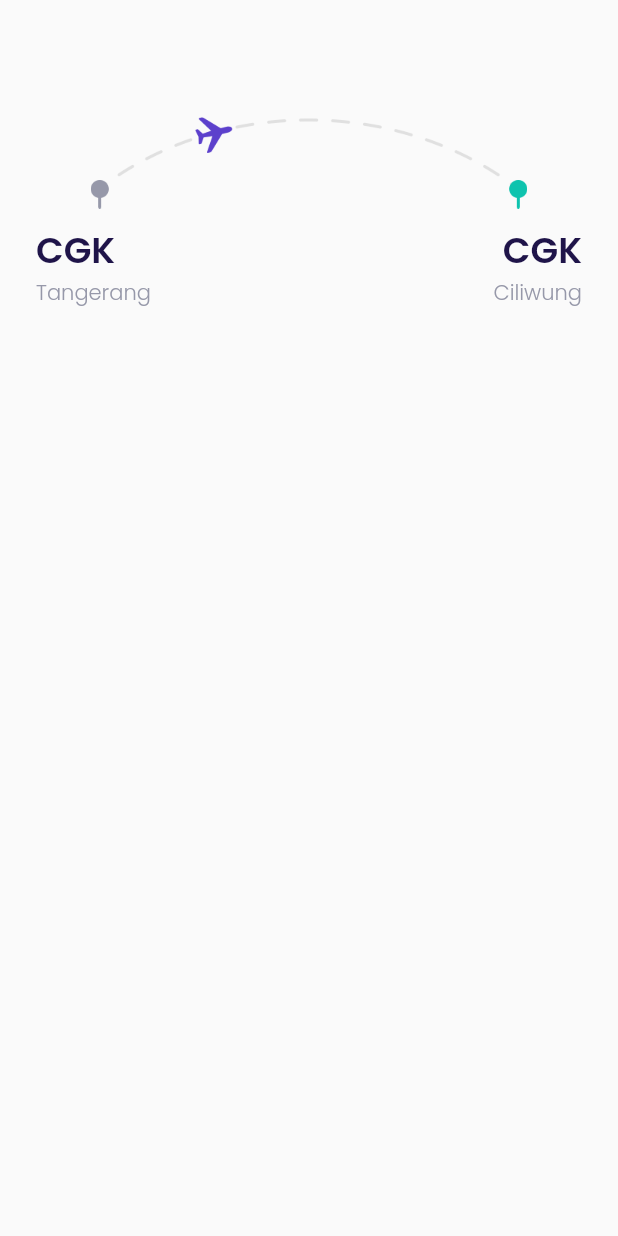
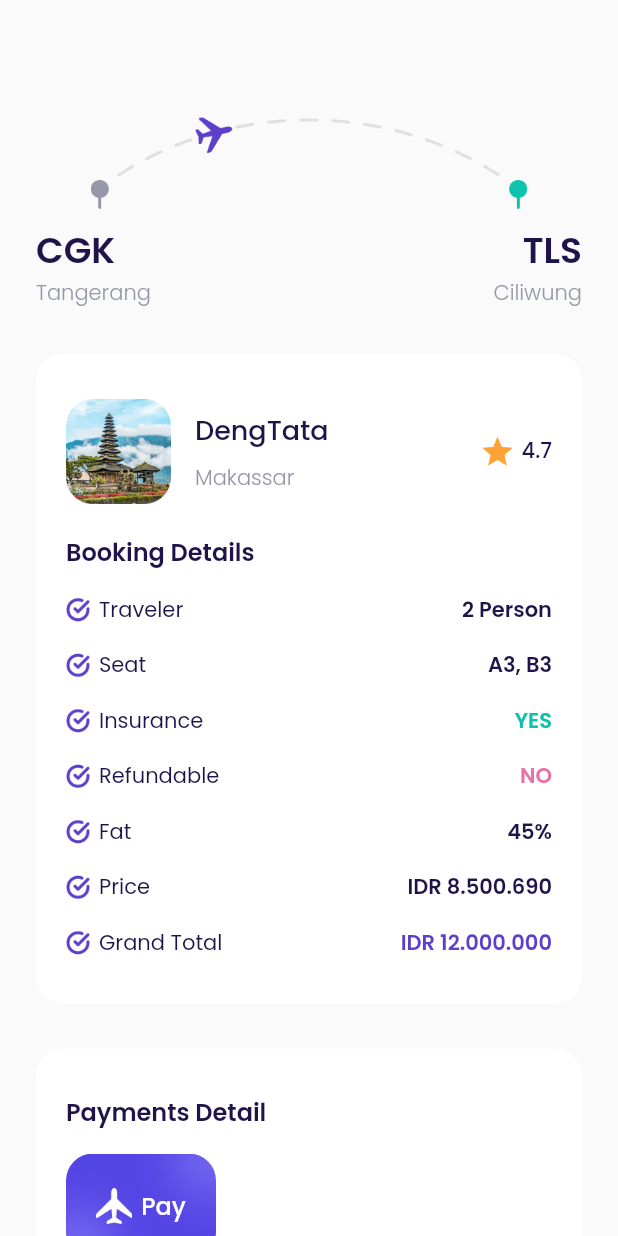
Before and after one commit to IJ4L/ticketing_airplane, a Flutter app: the CheckoutPage screen opened by its route, on a phone screen of 412 x 824 dp. Run offline on Flutter 3.47's test engine with Material 2 defaults, Android fonts, the phone set to English and light mode, and no system bars; our stand-ins replace google_fonts.

Commit message:
update ui

```diff
--- a/lib/ui/pages/checkout_page.dart
+++ b/lib/ui/pages/checkout_page.dart
@@ -1,4 +1,5 @@
 import 'package:airplane/shared/theme.dart';
+import 'package:airplane/ui/widgets/booking_detail.dart';
 import 'package:flutter/material.dart';
 
 class CheckoutPage extends StatelessWidget {
@@ -48,7 +49,7 @@ class CheckoutPage extends StatelessWidget {
                   crossAxisAlignment: CrossAxisAlignment.end,
                   children: [
                     Text(
-                      'CGK',
+                      'TLS',
                       style: blackTextStyle.copyWith(
                         fontSize: 24,
                         fontWeight: semiBold,
@@ -70,11 +71,181 @@ class CheckoutPage extends StatelessWidget {
       );
     }
 
+    Widget bookingDetails() {
+      return Container(
+        margin: const EdgeInsets.only(top: 30),
+        padding: const EdgeInsets.symmetric(horizontal: 20, vertical: 30),
+        decoration: BoxDecoration(
+          color: kWhiteColor,
+          borderRadius: BorderRadius.circular(18),
+        ),
+        child: Column(
+          crossAxisAlignment: CrossAxisAlignment.start,
+          children: [
+            Row(
+              children: [
+                Image.asset(
+                  "assets/images/cover1.png",
+                  width: 70,
+                  height: 70,
+                  fit: BoxFit.fill,
+                ),
+                const SizedBox(width: 16.0),
+                Column(
+                  crossAxisAlignment: CrossAxisAlignment.start,
+                  mainAxisAlignment: MainAxisAlignment.center,
+                  children: [
+                    Text(
+                      'DengTata',
+                      style: blackTextStyle.copyWith(
+                        fontSize: 18,
+                        fontWeight: medium,
+                      ),
+                    ),
+                    const SizedBox(height: 8.0),
+                    Text(
+                      'Makassar',
+                      style: greyTextStyle.copyWith(fontWeight: light),
+                    )
+                  ],
+                ),
+                const Spacer(),
+                Icon(
+                  Icons.star,
+                  color: kOrangeColor,
+                ),
+                const SizedBox(width: 4.0),
+                Text(
+                  '4.7',
+                  style: blackTextStyle.copyWith(
+                    fontWeight: medium,
+                  ),
+                )
+              ],
+            ),
+            Container(
+              margin: const EdgeInsets.only(top: 20),
+              child: Text(
+                'Booking Details',
+                style: blackTextStyle.copyWith(
+                  fontSize: 16,
+                  fontWeight: semiBold,
+                ),
+              ),
+            ),
+            BookingDetails(
+              title: 'Traveler',
+              subtitle: '2 Person',
+              color: kBlackColor,
+            ),
+            BookingDetails(
+              title: 'Seat',
+              subtitle: 'A3, B3',
+              color: kBlackColor,
+            ),
+            BookingDetails(
+              title: 'Insurance',
+              subtitle: 'YES',
+              color: kGreenColor,
+            ),
+            BookingDetails(
+              title: 'Refundable',
+              subtitle: 'NO',
+              color: kRedColor,
+            ),
+            BookingDetails(
+              title: 'Fat',
+              subtitle: '45%',
+              color: kBlackColor,
+            ),
+            BookingDetails(
+              title: 'Price',
+              subtitle: 'IDR 8.500.690',
+              color: kBlackColor,
+            ),
+            BookingDetails(
+              title: 'Grand Total',
+              subtitle: 'IDR 12.000.000',
+              color: kPrimaryColor,
+            ),
+          ],
+        ),
+      );
+    }
+
+    Widget paymentDetails() {
+      return Container(
+        margin: const EdgeInsets.only(top: 30),
+        padding: const EdgeInsets.symmetric(horizontal: 20, vertical: 30),
+        decoration: BoxDecoration(
+          borderRadius: BorderRadius.circular(18),
+          color: kWhiteColor,
+        ),
+        child: Column(
+          crossAxisAlignment: CrossAxisAlignment.start,
+          children: [
+            Text(
+              'Payments Detail',
+              style: blackTextStyle.copyWith(
+                fontSize: 16,
+                fontWeight: semiBold,
+              ),
+            ),
+            Container(
+              margin: const EdgeInsets.only(top: 16),
+              child: Row(
+                children: [
+                  Container(
+                    width: 100,
+                    height: 70,
+                    decoration: BoxDecoration(
+                      borderRadius: BorderRadius.circular(18),
+                      image: const DecorationImage(
+                        image: AssetImage('assets/images/card.png'),
+                        fit: BoxFit.cover,
+                      ),
+                    ),
+                    child: Center(
+                      child: Row(
+                        mainAxisAlignment: MainAxisAlignment.center,
+                        children: [
+                          Container(
+                            height: 24,
+                            width: 24,
+                            margin: const EdgeInsets.only(right: 6),
+                            decoration: const BoxDecoration(
+                              image: DecorationImage(
+                                image: AssetImage('assets/icons/airplane.png'),
+                                fit: BoxFit.cover,
+                              ),
+                            ),
+                          ),
+                          Text(
+                            'Pay',
+                            style: whiteTextStyle.copyWith(
+                              fontSize: 16,
+                              fontWeight: medium,
+                            ),
+                          )
+                        ],
+                      ),
+                    ),
+                  ),
+                ],
+              ),
+            )
+          ],
+        ),
+      );
+    }
+
     return Scaffold(
       body: ListView(
         padding: EdgeInsets.all(defaultMargin),
         children: [
           route(),
+          bookingDetails(),
+          paymentDetails(),
         ],
       ),
     );
--- /dev/null
+++ b/lib/ui/widgets/booking_detail.dart
@@ -0,0 +1,43 @@
+import 'package:flutter/material.dart';
+
+import '../../shared/theme.dart';
+
+class BookingDetails extends StatelessWidget {
+  const BookingDetails({
+    super.key,
+    required this.title,
+    required this.subtitle,
+    required this.color,
+  });
+
+  final String title, subtitle;
+  final Color color;
+
+  @override
+  Widget build(BuildContext context) {
+    return Container(
+      margin: const EdgeInsets.only(top: 16),
+      child: Row(
+        children: [
+          Container(
+            width: 16,
+            height: 16,
+            margin: const EdgeInsets.only(right: 6),
+            decoration: const BoxDecoration(
+              image: DecorationImage(
+                image: AssetImage('assets/icons/check.png'),
+                fit: BoxFit.cover,
+              ),
+            ),
+          ),
+          Text(title, style: blackTextStyle),
+          const Spacer(),
+          Text(
+            subtitle,
+            style: blackTextStyle.copyWith(fontWeight: semiBold, color: color),
+          )
+        ],
+      ),
+    );
+  }
+}
```
